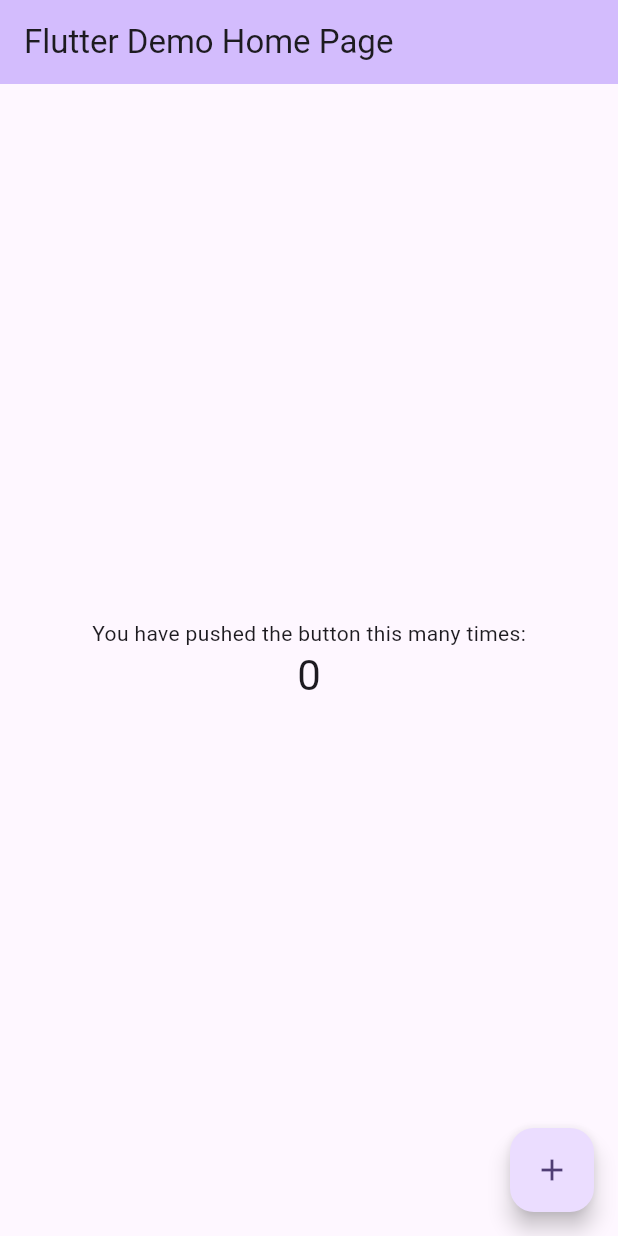
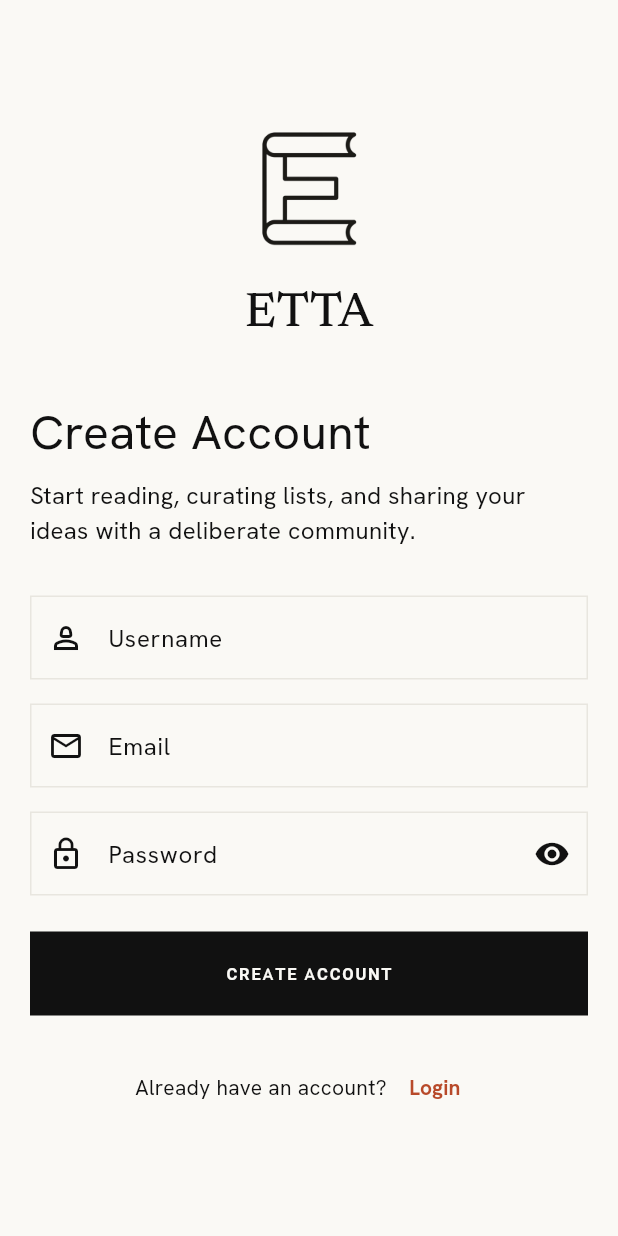
Before and after one commit to s0lix-x/Etta, a Flutter app: the screen it shows after launch, on a phone screen of 412 x 824 dp. Run offline on Flutter 3.47's test engine with Material 3 defaults, Android fonts, the phone set to English and light mode, and no system bars; our stand-ins replace google_fonts.

Commit message:
feat: connect mobile register to backend

```diff
--- a/blogapp/lib/main.dart
+++ b/blogapp/lib/main.dart
@@ -1,4 +1,6 @@
+import 'package:blogapp/pages/registerpage.dart';
 import 'package:flutter/material.dart';
+import 'package:google_fonts/google_fonts.dart';
 
 void main() {
   runApp(const MyApp());
@@ -7,116 +9,15 @@ void main() {
 class MyApp extends StatelessWidget {
   const MyApp({super.key});
 
-  // This widget is the root of your application.
   @override
   Widget build(BuildContext context) {
     return MaterialApp(
-      title: 'Flutter Demo',
-      theme: ThemeData(
-        // This is the theme of your application.
-        //
-        // TRY THIS: Try running your application with "flutter run". You'll see
-        // the application has a purple toolbar. Then, without quitting the app,
-        // try changing the seedColor in the colorScheme below to Colors.green
-        // and then invoke "hot reload" (save your changes or press the "hot
-        // reload" button in a Flutter-supported IDE, or press "r" if you used
-        // the command line to start the app).
-        //
-        // Notice that the counter didn't reset back to zero; the application
-        // state is not lost during the reload. To reset the state, use hot
-        // restart instead.
-        //
-        // This works for code too, not just values: Most code changes can be
-        // tested with just a hot reload.
-        colorScheme: .fromSeed(seedColor: Colors.deepPurple),
-      ),
-      home: const MyHomePage(title: 'Flutter Demo Home Page'),
+      debugShowCheckedModeBanner: false,
+      theme: ThemeData(fontFamily: GoogleFonts.hankenGrotesk().fontFamily),
+      initialRoute: "/register",
+      routes: {
+        "/register": (context) => const RegisterPage(),
+      },
     );
   }
 }
-
-class MyHomePage extends StatefulWidget {
-  const MyHomePage({super.key, required this.title});
-
-  // This widget is the home page of your application. It is stateful, meaning
-  // that it has a State object (defined below) that contains fields that affect
-  // how it looks.
-
-  // This class is the configuration for the state. It holds the values (in this
-  // case the title) provided by the parent (in this case the App widget) and
-  // used by the build method of the State. Fields in a Widget subclass are
-  // always marked "final".
-
-  final String title;
-
-  @override
-  State<MyHomePage> createState() => _MyHomePageState();
-}
-
-class _MyHomePageState extends State<MyHomePage> {
-  int _counter = 0;
-
-  void _incrementCounter() {
-    setState(() {
-      // This call to setState tells the Flutter framework that something has
-      // changed in this State, which causes it to rerun the build method below
-      // so that the display can reflect the updated values. If we changed
-      // _counter without calling setState(), then the build method would not be
-      // called again, and so nothing would appear to happen.
-      _counter++;
-    });
-  }
-
-  @override
-  Widget build(BuildContext context) {
-    // This method is rerun every time setState is called, for instance as done
-    // by the _incrementCounter method above.
-    //
-    // The Flutter framework has been optimized to make rerunning build methods
-    // fast, so that you can just rebuild anything that needs updating rather
-    // than having to individually change instances of widgets.
-    return Scaffold(
-      appBar: AppBar(
-        // TRY THIS: Try changing the color here to a specific color (to
-        // Colors.amber, perhaps?) and trigger a hot reload to see the AppBar
-        // change color while the other colors stay the same.
-        backgroundColor: Theme.of(context).colorScheme.inversePrimary,
-        // Here we take the value from the MyHomePage object that was created by
-        // the App.build method, and use it to set our appbar title.
-        title: Text(widget.title),
-      ),
-      body: Center(
-        // Center is a layout widget. It takes a single child and positions it
-        // in the middle of the parent.
-        child: Column(
-          // Column is also a layout widget. It takes a list of children and
-          // arranges them vertically. By default, it sizes itself to fit its
-          // children horizontally, and tries to be as tall as its parent.
-          //
-          // Column has various properties to control how it sizes itself and
-          // how it positions its children. Here we use mainAxisAlignment to
-          // center the children vertically; the main axis here is the vertical
-          // axis because Columns are vertical (the cross axis would be
-          // horizontal).
-          //
-          // TRY THIS: Invoke "debug painting" (choose the "Toggle Debug Paint"
-          // action in the IDE, or press "p" in the console), to see the
-          // wireframe for each widget.
-          mainAxisAlignment: .center,
-          children: [
-            const Text('You have pushed the button this many times:'),
-            Text(
-              '$_counter',
-              style: Theme.of(context).textTheme.headlineMedium,
-            ),
-          ],
-        ),
-      ),
-      floatingActionButton: FloatingActionButton(
-        onPressed: _incrementCounter,
-        tooltip: 'Increment',
-        child: const Icon(Icons.add),
-      ),
-    );
-  }
-}
--- /dev/null
+++ b/blogapp/lib/pages/registerpage.dart
@@ -0,0 +1,269 @@
+import 'package:flutter/material.dart';
+import 'package:google_fonts/google_fonts.dart';
+import 'package:http/http.dart' as http;
+import 'dart:convert';
+
+class RegisterPage extends StatelessWidget {
+  const RegisterPage({super.key});
+
+  @override
+  Widget build(BuildContext context) {
+    return Scaffold(
+      backgroundColor: const Color(0xfffaf9f5),
+      body: const Center(
+        child: SingleChildScrollView(
+          padding: EdgeInsets.symmetric(horizontal: 20),
+          child: RegisterForm(),
+        ),
+      ),
+    );
+  }
+}
+
+class RegisterForm extends StatefulWidget {
+  const RegisterForm({super.key});
+
+  @override
+  State<RegisterForm> createState() => _RegisterFormState();
+}
+
+class _RegisterFormState extends State<RegisterForm> {
+  final usernameController = TextEditingController();
+  final emailController = TextEditingController();
+  final passwordController = TextEditingController();
+
+  final formKey = GlobalKey<FormState>();
+  bool obscurePassword = true;
+
+  Future<void> register() async {
+    try {
+      final response = await http.post(
+        Uri.parse('http://localhost:5000/api/v1/auth/register'),
+        headers: {'Content-Type': 'application/json'},
+        body: jsonEncode({
+          'username': usernameController.text.trim(),
+          'email': emailController.text.trim(),
+          'password': passwordController.text,
+        }),
+      );
+
+      final responseData = jsonDecode(response.body) as Map<String, dynamic>;
+
+      if (response.statusCode == 201) {
+        ScaffoldMessenger.of(
+          context,
+        ).showSnackBar(const SnackBar(content: Text('Register berhasil')));
+        Navigator.pushReplacementNamed(context, '/login');
+      } else {
+        ScaffoldMessenger.of(context).showSnackBar(
+          SnackBar(content: Text(responseData['message'] ?? 'Register gagal')),
+        );
+      }
+    } catch (error) {
+      ScaffoldMessenger.of(context).showSnackBar(
+        const SnackBar(content: Text('Tidak dapat terhubung ke server')),
+      );
+    }
+  }
+
+  @override
+  Widget build(BuildContext context) {
+    return Form(
+      key: formKey,
+      child: Column(
+        mainAxisSize: MainAxisSize.min,
+        crossAxisAlignment: CrossAxisAlignment.start,
+        children: [
+          Center(
+            child: Image.asset(
+              'assets/images/Etta.png',
+              width: 100,
+              height: 100,
+            ),
+          ),
+          const SizedBox(height: 12),
+          Center(
+            child: Text(
+              "ETTA",
+              style: GoogleFonts.newsreader(
+                fontSize: 32,
+                fontWeight: FontWeight.w500,
+                color: const Color(0xff111111),
+              ),
+            ),
+          ),
+          const SizedBox(height: 32),
+          const Text(
+            "Create Account",
+            style: TextStyle(
+              fontSize: 32,
+              fontWeight: FontWeight.w400,
+              color: Color(0xff111111),
+            ),
+          ),
+          const SizedBox(height: 8),
+          const Text(
+            "Start reading, curating lists, and sharing your ideas with a deliberate community.",
+            style: TextStyle(fontSize: 16, color: Color(0xff111111)),
+          ),
+          const SizedBox(height: 32),
+          TextFormField(
+            controller: usernameController,
+            decoration: InputDecoration(
+              prefixIcon: const Icon(
+                Icons.person_2_outlined,
+                color: Color(0xff111111),
+              ),
+              labelText: "Username",
+              labelStyle: const TextStyle(color: Color(0xff111111)),
+              border: OutlineInputBorder(
+                borderRadius: BorderRadius.zero,
+                borderSide: const BorderSide(color: Color(0xffe8e6df)),
+              ),
+              enabledBorder: OutlineInputBorder(
+                borderRadius: BorderRadius.zero,
+                borderSide: const BorderSide(color: Color(0xffe8e6df)),
+              ),
+              focusedBorder: OutlineInputBorder(
+                borderRadius: BorderRadius.zero,
+                borderSide: const BorderSide(color: Color(0xff111111)),
+              ),
+            ),
+            validator: (value) {
+              if (value == null || value.isEmpty) {
+                return 'Username wajib diisi';
+              }
+              return null;
+            },
+          ),
+          const SizedBox(height: 16),
+          TextFormField(
+            controller: emailController,
+            decoration: InputDecoration(
+              prefixIcon: const Icon(
+                Icons.mail_outline,
+                color: Color(0xff111111),
+              ),
+              labelText: "Email",
+              labelStyle: const TextStyle(color: Color(0xff111111)),
+              border: OutlineInputBorder(
+                borderRadius: BorderRadius.zero,
+                borderSide: const BorderSide(color: Color(0xffe8e6df)),
+              ),
+              enabledBorder: OutlineInputBorder(
+                borderRadius: BorderRadius.zero,
+                borderSide: const BorderSide(color: Color(0xffe8e6df)),
+              ),
+              focusedBorder: OutlineInputBorder(
+                borderRadius: BorderRadius.zero,
+                borderSide: const BorderSide(color: Color(0xff111111)),
+              ),
+            ),
+            validator: (value) {
+              if (value == null || value.isEmpty) {
+                return 'Email wajib diisi';
+              } else if (!value.contains('@') || !value.contains('.')) {
+                return 'Format email tidak valid';
+              }
+
+              return null;
+            },
+          ),
+          const SizedBox(height: 16),
+          TextFormField(
+            controller: passwordController,
+            obscureText: obscurePassword,
+            decoration: InputDecoration(
+              prefixIcon: const Icon(
+                Icons.lock_outline,
+                color: Color(0xff111111),
+              ),
+              labelText: "Password",
+              labelStyle: const TextStyle(color: Color(0xff111111)),
+              suffixIcon: IconButton(
+                onPressed: () {
+                  setState(() {
+                    obscurePassword = !obscurePassword;
+                  });
+                },
+                icon: Icon(
+                  obscurePassword ? Icons.visibility : Icons.visibility_off,
+                  color: const Color(0xff111111),
+                ),
+              ),
+              border: OutlineInputBorder(
+                borderRadius: BorderRadius.zero,
+                borderSide: const BorderSide(color: Color(0xffe8e6df)),
+              ),
+              enabledBorder: OutlineInputBorder(
+                borderRadius: BorderRadius.zero,
+                borderSide: const BorderSide(color: Color(0xffe8e6df)),
+              ),
+              focusedBorder: OutlineInputBorder(
+                borderRadius: BorderRadius.zero,
+                borderSide: const BorderSide(color: Color(0xff111111)),
+              ),
+            ),
+            validator: (value) {
+              if (value == null || value.isEmpty) {
+                return 'Password wajib diisi';
+              }
+              if (value.length < 6) {
+                return 'Password minimal 6 karakter';
+              }
+              return null;
+            },
+          ),
+          const SizedBox(height: 24),
+          SizedBox(
+            width: double.infinity,
+            height: 56,
+            child: ElevatedButton(
+              onPressed: () async {
+                if (formKey.currentState!.validate()) {
+                  await register();
+                }
+              },
+              style: ElevatedButton.styleFrom(
+                backgroundColor: const Color(0xff111111),
+                foregroundColor: const Color(0xfffaf9f5),
+                elevation: 0,
+                shape: const RoundedRectangleBorder(
+                  borderRadius: BorderRadius.zero,
+                ),
+                textStyle: const TextStyle(
+                  fontSize: 11,
+                  fontWeight: FontWeight.w600,
+                  letterSpacing: 1.2,
+                ),
+              ),
+              child: const Text("CREATE ACCOUNT"),
+            ),
+          ),
+          const SizedBox(height: 24),
+          Row(
+            mainAxisAlignment: MainAxisAlignment.center,
+            children: [
+              const Text(
+                "Already have an account?",
+                style: TextStyle(color: Color(0xff111111)),
+              ),
+              TextButton(
+                onPressed: () {
+                  Navigator.pushReplacementNamed(context, '/login');
+                },
+                child: const Text(
+                  "Login",
+                  style: TextStyle(
+                    color: Color(0xffb84a2a),
+                    fontWeight: FontWeight.bold,
+                  ),
+                ),
+              ),
+            ],
+          ),
+        ],
+      ),
+    );
+  }
+}
--- a/blogapp/pubspec.yaml
+++ b/blogapp/pubspec.yaml
@@ -60,8 +60,8 @@ flutter:
   uses-material-design: true
 
   # To add assets to your application, add an assets section, like this:
-  # assets:
-  #   - images/a_dot_burr.jpeg
+  assets:
+    - assets/images/
   #   - images/a_dot_ham.jpeg
 
   # An image asset can refer to one or more resolution-specific "variants", see
```
Also changed, not shown: blogapp/assets/images/Etta.png (added).
